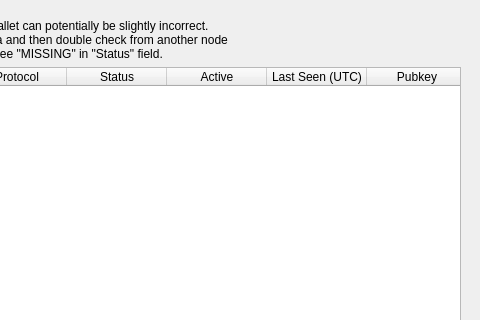
Qt form src/qt/forms/masternodelist.ui (OasisCoinTeam/Oasis-v2.1.2-archive) before a commit; both pictures show x 253 to 733 and y 0 to 320 of the 733 by 457 pixel window.
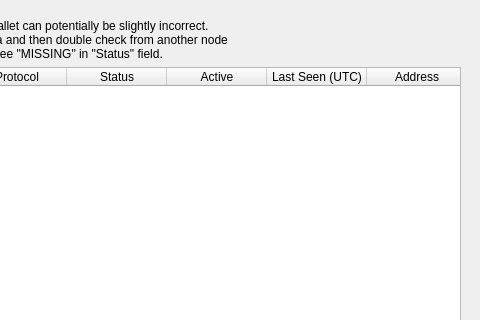
The same form after that commit.

Commit message: Fixed string on masternode table

Diff of the .ui file:
```diff
--- a/src/qt/forms/masternodelist.ui
+++ b/src/qt/forms/masternodelist.ui
@@ -149,7 +149,7 @@
            </column>
            <column>
             <property name="text">
-             <string>Pubkey</string>
+             <string>Address</string>
             </property>
            </column>
           </widget>
```
